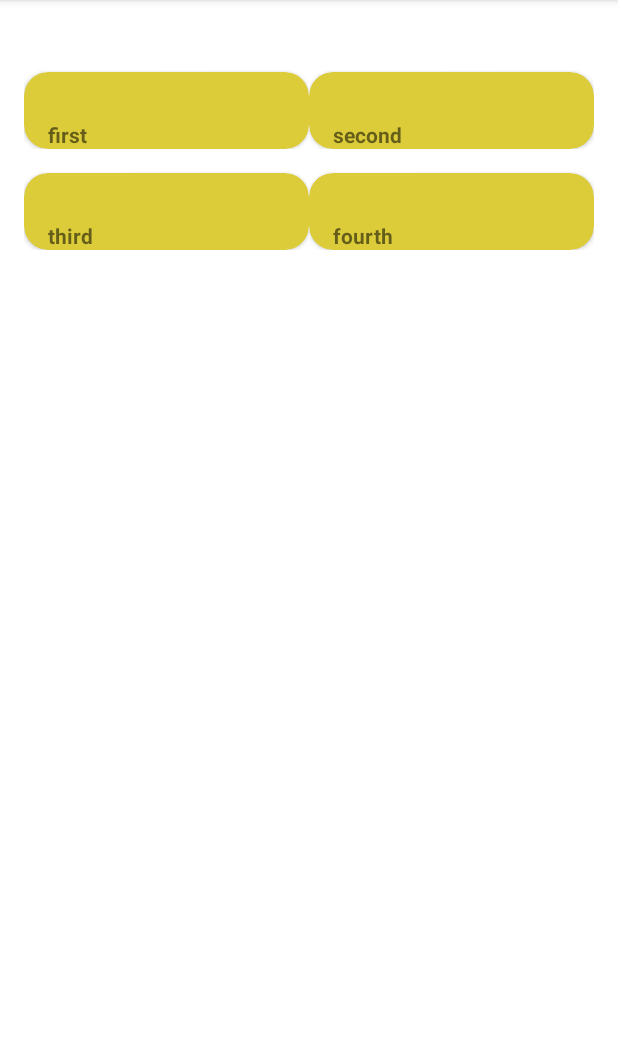
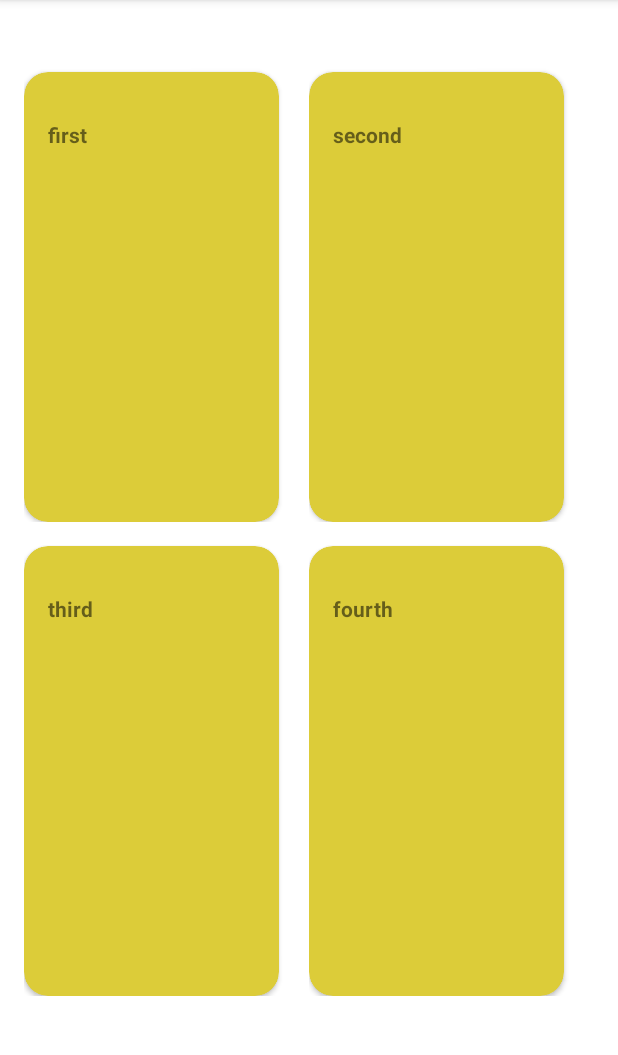
Before and after one commit to gabbyudo/Movie-App, an Android app: the screen it shows after launch (MainActivity), on a phone screen of 412 x 824 dp, the part 84-1139 px from its top. Run offline under Robolectric (Android 15) with nearby library versions, the phone set to English and light mode, and no system bars.

Commit message:
UI Modification

```diff
--- a/app/src/main/res/layout/activity_main.xml
+++ b/app/src/main/res/layout/activity_main.xml
@@ -17,5 +17,6 @@
         app:layoutManager="androidx.recyclerview.widget.GridLayoutManager"
         app:spanCount="2"
 
+
         android:orientation="vertical"/>
 </FrameLayout>
--- a/app/src/main/res/layout/list_item.xml
+++ b/app/src/main/res/layout/list_item.xml
@@ -7,8 +7,8 @@
     android:layout_height="wrap_content">
 
     <androidx.cardview.widget.CardView
-        android:layout_width="match_parent"
-        android:layout_height="wrap_content"
+        android:layout_width="170dp"
+        android:layout_height="300dp"
         android:layout_marginTop="16dp"
         app:cardBackgroundColor="@color/purple_200"
         app:cardCornerRadius="16dp"
```
